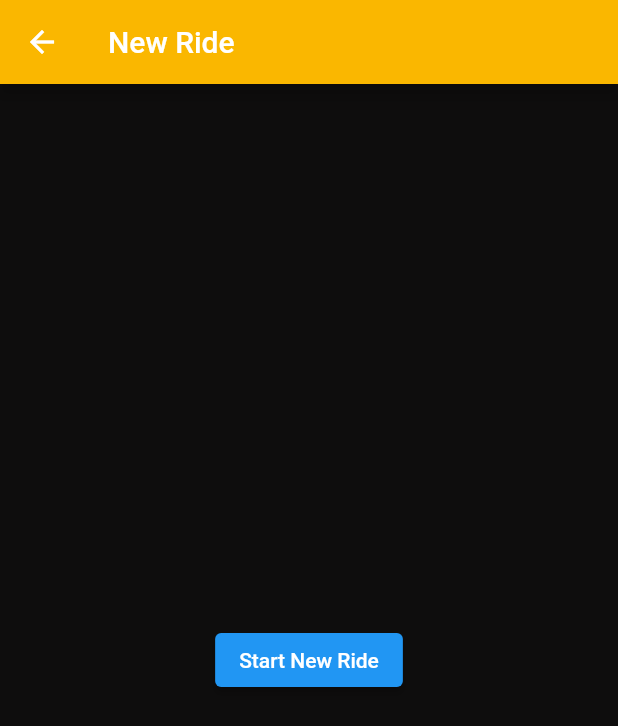
After one commit to Atakoramuriel/Journey2, a Flutter app: the NewRide screen opened directly, on a phone screen of 412 x 824 dp. The commit adds this screen. Shown: the top 726 px of the screen. Run offline on Flutter 3.47's test engine with Material 2 defaults, Android fonts, the phone set to English and light mode, and no system bars; our stand-ins replace cloud_firestore, file_picker, firebase_auth, firebase_core, firebase_storage, google_fonts and 6 more; accounts and stored records are empty; network calls fail.

Commit message:
Load User Location, and create new ride

```diff
--- /dev/null
+++ b/lib/pages/newRide.dart
@@ -0,0 +1,55 @@
+import 'package:cloud_firestore/cloud_firestore.dart'; //This is the push and pull
+import 'package:flutter/material.dart';
+import 'package:firebase_auth/firebase_auth.dart';
+import 'package:image_picker/image_picker.dart';
+import 'package:intl/intl.dart';
+import 'package:journey2/auth.dart';
+import 'package:journey2/constants.dart';
+import 'package:journey2/pages/ProfileView.dart';
+import 'package:journey2/pages/home_page.dart';
+
+class NewRide extends StatefulWidget {
+  const NewRide({Key? key}) : super(key: key);
+
+  @override
+  _NewRideState createState() => _NewRideState();
+}
+
+class _NewRideState extends State<NewRide> {
+  final GlobalKey<ScaffoldState> _scaffoldKey = GlobalKey<ScaffoldState>();
+
+  void _showDialog(BuildContext context) {
+    showDialog(
+      context: context,
+      builder: (BuildContext context) {
+        return Dialog(
+          backgroundColor: Colors.black,
+          shape: RoundedRectangleBorder(
+            borderRadius: BorderRadius.circular(20),
+          ),
+          child: Container(
+            width: 200.0, // Set your desired width and height
+            height: 200.0,
+          ),
+        );
+      },
+    );
+  }
+
+  @override
+  Widget build(BuildContext context) {
+    return Scaffold(
+      key: _scaffoldKey,
+      appBar: AppBar(
+        title: Text("New Ride"),
+        backgroundColor: const Color.fromARGB(255, 250, 183, 0),
+      ),
+      body: Center(
+        child: ElevatedButton(
+          child: Text('Start New Ride'),
+          onPressed: () => _showDialog(context),
+        ),
+      ),
+    );
+  }
+}
```
Also changed, not shown: lib/pages/MapView.dart (+22 -2 lines), lib/pages/home_page.dart (+22 -13 lines).
